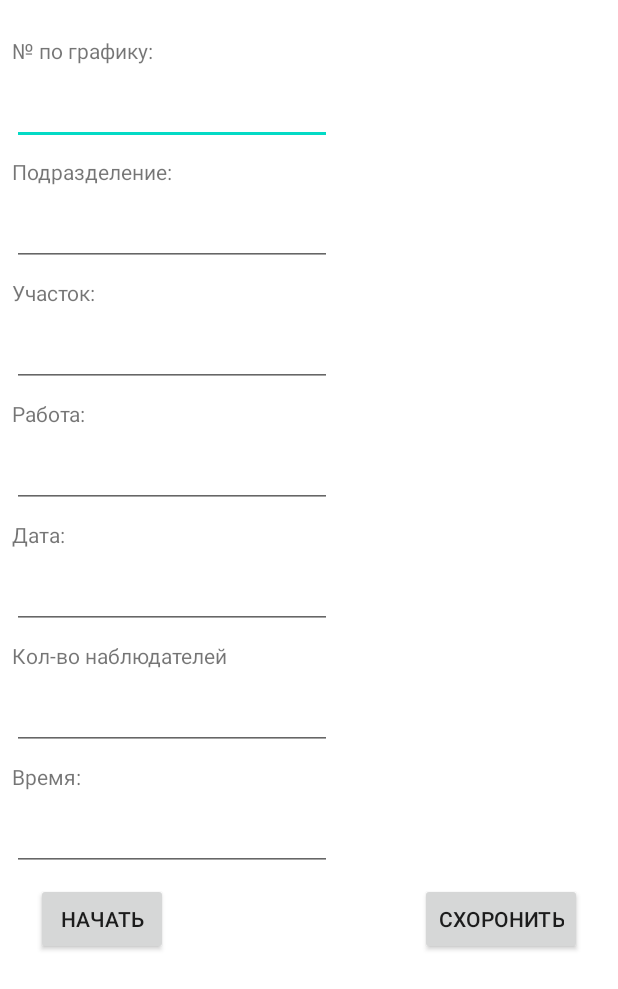
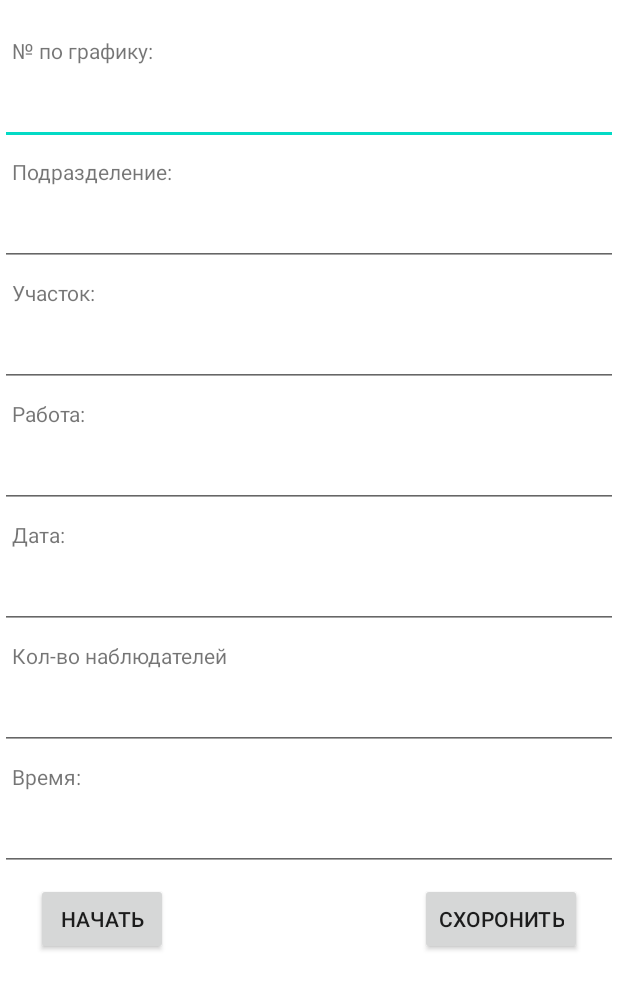
Before and after one commit to neguss/PAB, an Android app: the screen it shows after launch (MainActivity), on a phone screen of 412 x 824 dp. Shown: the top 989 px of the screen. Run offline under Robolectric (Android 15) with nearby library versions, the phone set to English and light mode, and no system bars.

Commit message:
visual adjustments

```diff
--- a/app/src/main/java/com/example/myapplication/MainActivity.kt
+++ b/app/src/main/java/com/example/myapplication/MainActivity.kt
@@ -62,6 +62,7 @@ class MainActivity : Activity() {
                 for (i in chk_list.indices) {
                     out.appendText(chk_list[i].toString()+",")
                 }
+                Toast.makeText(this, "Отчет успешно сохранен по пути"+"/storage/emulated/0/Download/"+"Протокол "+npp.text+"_от_"+curr_dt.replace('/','.')+".csv", Toast.LENGTH_SHORT)
             }
             else {
                 Toast.makeText(this, "Нет доступа к внутреннему хранилищу", Toast.LENGTH_SHORT)
--- a/app/src/main/res/layout/activity_main.xml
+++ b/app/src/main/res/layout/activity_main.xml
@@ -78,78 +78,78 @@
 
     <EditText
         android:id="@+id/npp_value"
-        android:layout_width="wrap_content"
+        android:layout_width="0dp"
         android:layout_height="wrap_content"
-        android:layout_marginStart="8dp"
         android:layout_marginTop="8dp"
         android:ems="10"
         android:inputType="textPersonName"
+        app:layout_constraintEnd_toEndOf="parent"
         app:layout_constraintStart_toStartOf="parent"
         app:layout_constraintTop_toBottomOf="@+id/npp_label" />
 
     <EditText
         android:id="@+id/subdivision_value"
-        android:layout_width="wrap_content"
+        android:layout_width="0dp"
         android:layout_height="wrap_content"
-        android:layout_marginStart="8dp"
         android:layout_marginTop="8dp"
         android:ems="10"
         android:inputType="textPersonName"
+        app:layout_constraintEnd_toEndOf="parent"
         app:layout_constraintStart_toStartOf="parent"
         app:layout_constraintTop_toBottomOf="@+id/subdivision_label" />
 
     <EditText
         android:id="@+id/site_value"
-        android:layout_width="wrap_content"
+        android:layout_width="0dp"
         android:layout_height="wrap_content"
-        android:layout_marginStart="8dp"
         android:layout_marginTop="8dp"
         android:ems="10"
         android:inputType="textPersonName"
+        app:layout_constraintEnd_toEndOf="parent"
         app:layout_constraintStart_toStartOf="parent"
         app:layout_constraintTop_toBottomOf="@+id/site_label" />
 
     <EditText
         android:id="@+id/job_value"
-        android:layout_width="wrap_content"
+        android:layout_width="0dp"
         android:layout_height="wrap_content"
-        android:layout_marginStart="8dp"
         android:layout_marginTop="8dp"
         android:ems="10"
         android:inputType="textPersonName"
+        app:layout_constraintEnd_toEndOf="parent"
         app:layout_constraintStart_toStartOf="parent"
         app:layout_constraintTop_toBottomOf="@+id/job_label" />
 
     <EditText
         android:id="@+id/date_value"
-        android:layout_width="wrap_content"
+        android:layout_width="0dp"
         android:layout_height="wrap_content"
-        android:layout_marginStart="8dp"
         android:layout_marginTop="8dp"
         android:ems="10"
         android:inputType="textPersonName"
+        app:layout_constraintEnd_toEndOf="parent"
         app:layout_constraintStart_toStartOf="parent"
         app:layout_constraintTop_toBottomOf="@+id/Date_label" />
 
     <EditText
         android:id="@+id/watchers_value"
-        android:layout_width="wrap_content"
+        android:layout_width="0dp"
         android:layout_height="wrap_content"
-        android:layout_marginStart="8dp"
         android:layout_marginTop="8dp"
         android:ems="10"
         android:inputType="textPersonName"
+        app:layout_constraintEnd_toEndOf="parent"
         app:layout_constraintStart_toStartOf="parent"
         app:layout_constraintTop_toBottomOf="@+id/watchers_label" />
 
     <EditText
         android:id="@+id/time_value"
-        android:layout_width="wrap_content"
+        android:layout_width="0dp"
         android:layout_height="wrap_content"
-        android:layout_marginStart="8dp"
         android:layout_marginTop="8dp"
         android:ems="10"
         android:inputType="textPersonName"
+        app:layout_constraintEnd_toEndOf="parent"
         app:layout_constraintStart_toStartOf="parent"
         app:layout_constraintTop_toBottomOf="@+id/time_label" />
 
```
